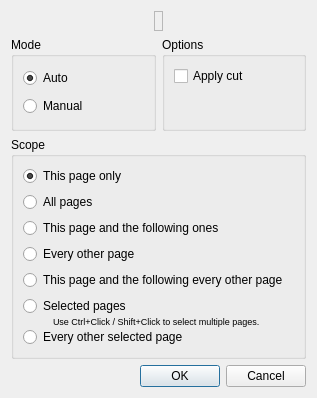
Before: the Qt Designer form filters/page_split/ui/PageSplitModeDialog.ui in ImageProcessing-ElectronicPublications/scantailor-deviant, drawn with Qt 5.
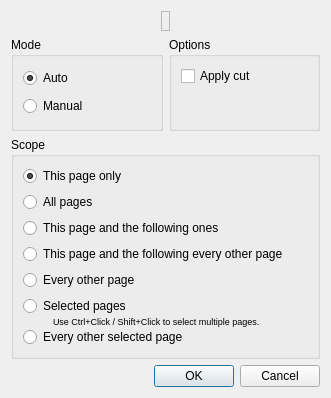
After: the same form once the commit is applied. Icons and pictures are not drawn.

```diff
--- a/filters/page_split/ui/PageSplitModeDialog.ui
+++ b/filters/page_split/ui/PageSplitModeDialog.ui
@@ -9,7 +9,7 @@
    <rect>
     <x>0</x>
     <y>0</y>
-    <width>317</width>
+    <width>331</width>
     <height>398</height>
    </rect>
   </property>
@@ -146,13 +146,6 @@
         </property>
        </widget>
       </item>
-      <item>
-       <widget class="QRadioButton" name="everyOtherRB">
-        <property name="text">
-         <string>Every other page</string>
-        </property>
-       </widget>
-      </item>
       <item>
        <widget class="QRadioButton" name="thisEveryOtherRB">
         <property name="text">
@@ -160,6 +153,13 @@
         </property>
        </widget>
       </item>
+      <item>
+       <widget class="QRadioButton" name="everyOtherRB">
+        <property name="text">
+         <string>Every other page</string>
+        </property>
+       </widget>
+      </item>
       <item>
        <widget class="QWidget" name="selectedPagesWidget" native="true">
         <layout class="QVBoxLayout" name="verticalLayout">
```
